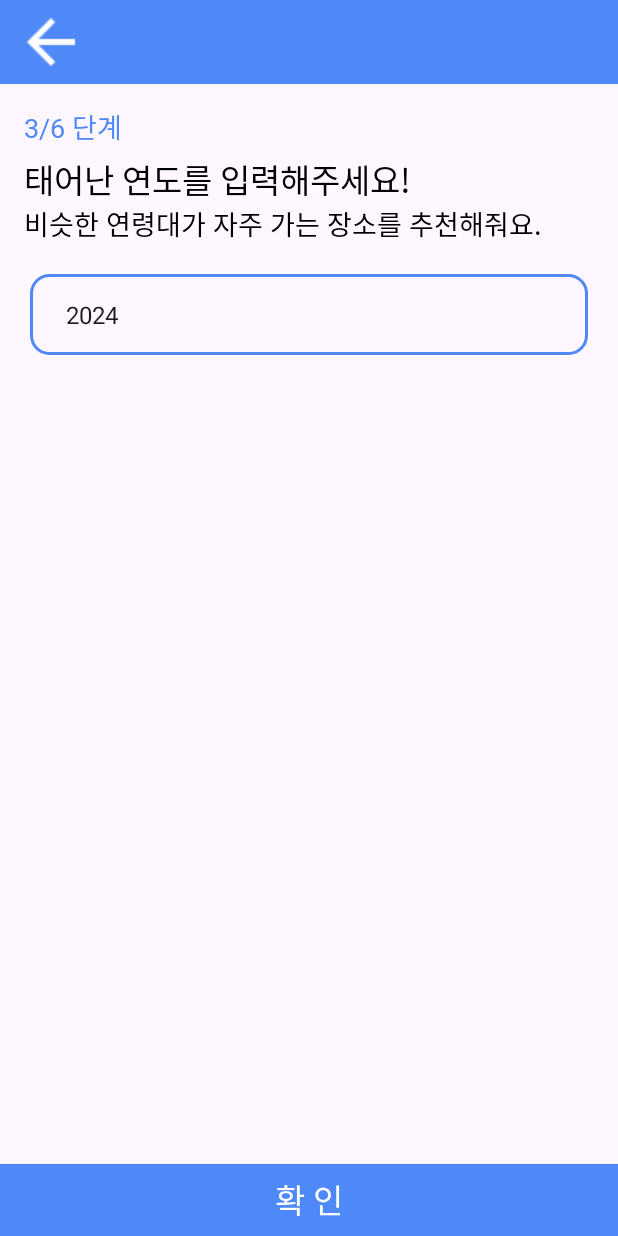
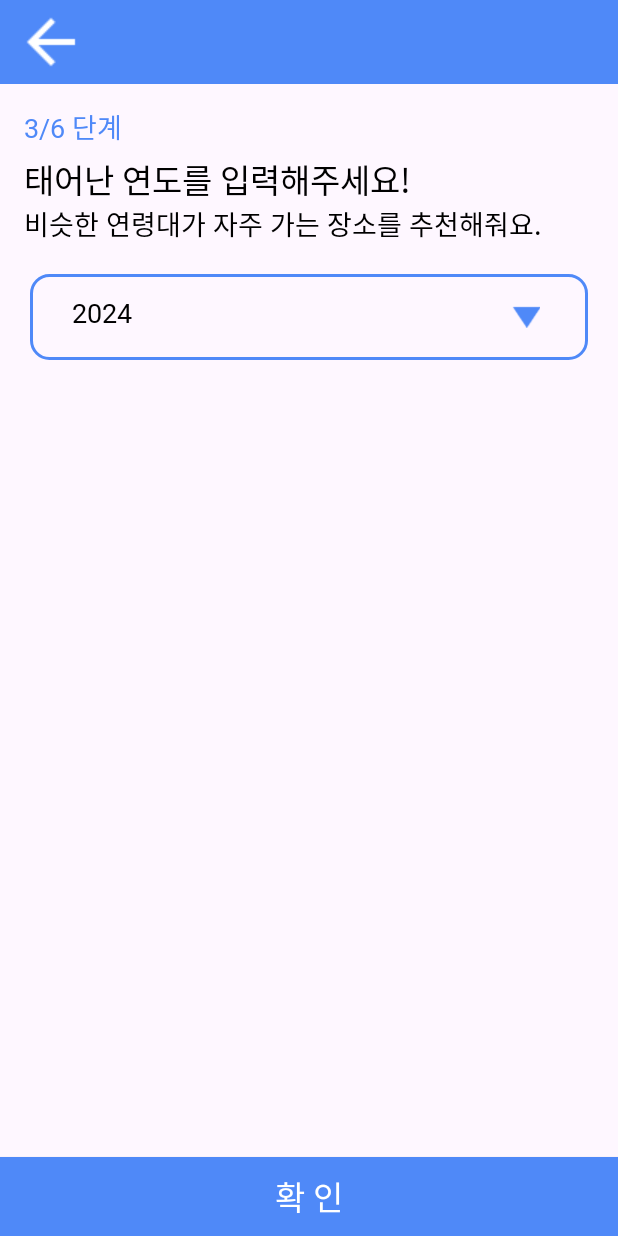
Before and after one commit to UiHyeon-Kim/CapstoneDesign_GEO, an Android app: the UserRegAge screen opened directly, with no data from a screen before it, on a phone screen of 412 x 824 dp. Run offline under Robolectric (Android 15) with nearby library versions, the light colour scheme and no system bars.

Commit message:
240808_1554 나이 설정 액티비티까지 완료, 전체 UI크기 변경

```diff
--- a/app/src/main/java/com/example/capstonedesign_geo/ui/UserRegAge.java
+++ b/app/src/main/java/com/example/capstonedesign_geo/ui/UserRegAge.java
@@ -6,14 +6,15 @@ import android.content.SharedPreferences;
 import android.os.Bundle;
 import android.view.View;
 import android.widget.AdapterView;
-import android.widget.ArrayAdapter;
 import android.widget.Button;
+import android.widget.ImageButton;
 import android.widget.Spinner;
 
 import androidx.annotation.Nullable;
 import androidx.appcompat.app.AppCompatActivity;
 
 import com.example.capstonedesign_geo.R;
+import com.example.capstonedesign_geo.ui.adapter.CustomSpinnerAdapter;
 import com.example.capstonedesign_geo.utility.StatusBarKt;
 
 import java.util.ArrayList;
@@ -24,6 +25,7 @@ public class UserRegAge extends AppCompatActivity {
 
     private Button btnNext;
     private Spinner yearSpinner;
+    private CustomSpinnerAdapter adapter;
     private int age;
 
     @Override
@@ -42,16 +44,15 @@ public class UserRegAge extends AppCompatActivity {
             years.add(String.valueOf(i));
         }
 
-        // 배열 어댑터를 사용해 연도 리스트를 Spinner에 설정
-        ArrayAdapter<String> adapter = new ArrayAdapter<>(this, android.R.layout.simple_spinner_item, years);
-        // 드롭다운 리스트의 레이아웃 설정
-        adapter.setDropDownViewResource(android.R.layout.simple_spinner_dropdown_item);
-        yearSpinner.setAdapter(adapter); // Spinner에 어댑터 적용
+        // 커스텀 어댑터 초기화
+        adapter = new CustomSpinnerAdapter(this, years);
+        yearSpinner.setAdapter(adapter);
 
         yearSpinner.setOnItemSelectedListener(new AdapterView.OnItemSelectedListener() {
             @Override
-            public void onItemSelected(AdapterView<?> adapterView, View view, int i, long l) {
+            public void onItemSelected(AdapterView<?> parent, View view, int position, long id) {
                 // 항목을 선택했을 때
+                age = adapter.getCount();
                 btnNext.setEnabled(true);
             }
 
@@ -61,12 +62,15 @@ public class UserRegAge extends AppCompatActivity {
 
         btnNext.setOnClickListener(view -> {
             String selectedYear = yearSpinner.getSelectedItem().toString();
-            int age = currentYear - Integer.parseInt(selectedYear);
+            int age = currentYear - Integer.parseInt(selectedYear); // 현재 연도에서 선택한 연도를 빼서 나이 계산
             saveAge(age);
 
             Intent intent = new Intent(UserRegAge.this, UserRegLocation.class);
             startActivity(intent);
         });
+
+        ImageButton btnBack = findViewById(R.id.backButton);
+        btnBack.setOnClickListener(view -> onBackPressed());
     }
 
     private void saveAge(int age) {
--- /dev/null
+++ b/app/src/main/java/com/example/capstonedesign_geo/ui/adapter/CustomSpinnerAdapter.java
@@ -0,0 +1,69 @@
+package com.example.capstonedesign_geo.ui.adapter;
+
+import android.content.Context;
+import android.view.LayoutInflater;
+import android.view.View;
+import android.view.ViewGroup;
+import android.widget.BaseAdapter;
+import android.widget.TextView;
+
+import com.example.capstonedesign_geo.R;
+
+import java.util.List;
+
+public class CustomSpinnerAdapter extends BaseAdapter {
+
+    private final List<String> list;
+    private final LayoutInflater inflater;
+    private String text;
+
+    public CustomSpinnerAdapter(Context context, List<String> list) {
+        this.list = list;
+        inflater = (LayoutInflater) context.getSystemService(Context.LAYOUT_INFLATER_SERVICE);
+    }
+
+    @Override
+    public int getCount() {
+        if (list != null) return list.size();
+        else return 0;
+    }
+
+    @Override
+    public Object getItem(int position) {
+        return list.get(position);
+    }
+
+    @Override
+    public long getItemId(int position) {
+        return position;
+    }
+
+    // 스피너뷰에 보여지는 텍스트뷰
+    @Override
+    public View getView(int position, View convertView, ViewGroup parent) {
+        if (convertView == null)
+            convertView = inflater.inflate(R.layout.spinner_outer_view, parent, false);
+        if (list != null) {
+            text = list.get(position);
+            ((TextView) convertView.findViewById(R.id.spinner_inner_text)).setText(text);
+        }
+        return convertView;
+    }
+
+    // 클릭 후 나타나는 텍스트뷰
+    @Override
+    public View getDropDownView(int position, View convertView, ViewGroup parent) {
+        if (convertView == null)
+            convertView = inflater.inflate(R.layout.spinner_inner_view, parent, false);
+        if (list != null) {
+            text = list.get(position);
+            ((TextView) convertView.findViewById(R.id.spinner_text)).setText(text);
+        }
+        return convertView;
+    }
+
+    // 스피너에서 선택된 아이템을 액티비티에서 꺼내옴
+    public String getItem() {
+        return text;
+    }
+}
--- /dev/null
+++ b/app/src/main/res/layout/spinner_outer_view.xml
@@ -0,0 +1,31 @@
+<?xml version="1.0" encoding="utf-8"?>
+<LinearLayout xmlns:android="http://schemas.android.com/apk/res/android"
+    android:layout_width="match_parent"
+    android:layout_height="match_parent"
+    android:weightSum="1"
+    android:orientation="horizontal">
+
+    <!-- 스피너 안의 텍스트 뷰, 선택된 상태로 취급 -->
+    <TextView
+        android:id="@+id/spinner_inner_text"
+        android:layout_width="0dp"
+        android:layout_height="wrap_content"
+        android:layout_weight=".85"
+        android:gravity="left"
+        android:paddingStart="12dp"
+        android:textColor="@color/black"
+        android:textSize="18sp"
+        android:fontFamily="@font/notosans"
+        android:includeFontPadding="false"/>
+
+    <ImageView
+        android:layout_width="0dp"
+        android:layout_height="25dp"
+        android:layout_weight=".15"
+        android:layout_marginStart="5dp"
+        android:padding="5dp"
+        android:src="@drawable/arrow_down"
+        android:scaleType="centerInside"/>
+
+
+</LinearLayout>
--- a/app/src/main/res/layout/user_reg_age.xml
+++ b/app/src/main/res/layout/user_reg_age.xml
@@ -74,13 +74,13 @@
         android:layout_margin="20dp"
         android:layout_marginLeft="16dp"
         android:layout_marginRight="16dp"
-        style="@style/SpinnerStyles" />
+        android:background="@drawable/bg_spinner"
+        android:padding="16dp"/>
 
     <androidx.appcompat.widget.AppCompatButton
         android:id="@+id/btnNext"
         style="@style/ButtonStyles"
         android:layout_alignParentBottom="true"
-        android:text=" 확 인 " />
         android:text=" 확 인 "
         android:enabled="false" />
 
--- a/app/src/main/res/values/styles.xml
+++ b/app/src/main/res/values/styles.xml
@@ -22,6 +22,7 @@
         <item name="android:background">@drawable/button_background</item>
         <item name="android:fontFamily">@font/notosans_black</item>
         <item name="android:includeFontPadding">false</item>
+        <item name="android:padding">10dp</item>
         <item name="android:textColor">#FFFFFF</item>
         <item name="android:textSize">22sp</item>
     </style>
```
Also changed, not shown: app/src/main/res/drawable/rounded_button.xml (+5 -5 lines), app/src/main/res/drawable/rounded_disable.xml (+5 -5 lines), app/src/main/res/layout/spinner_inner_view.xml (added, +18 -0 lines), app/src/main/res/drawable/arrow_down.png (added).
